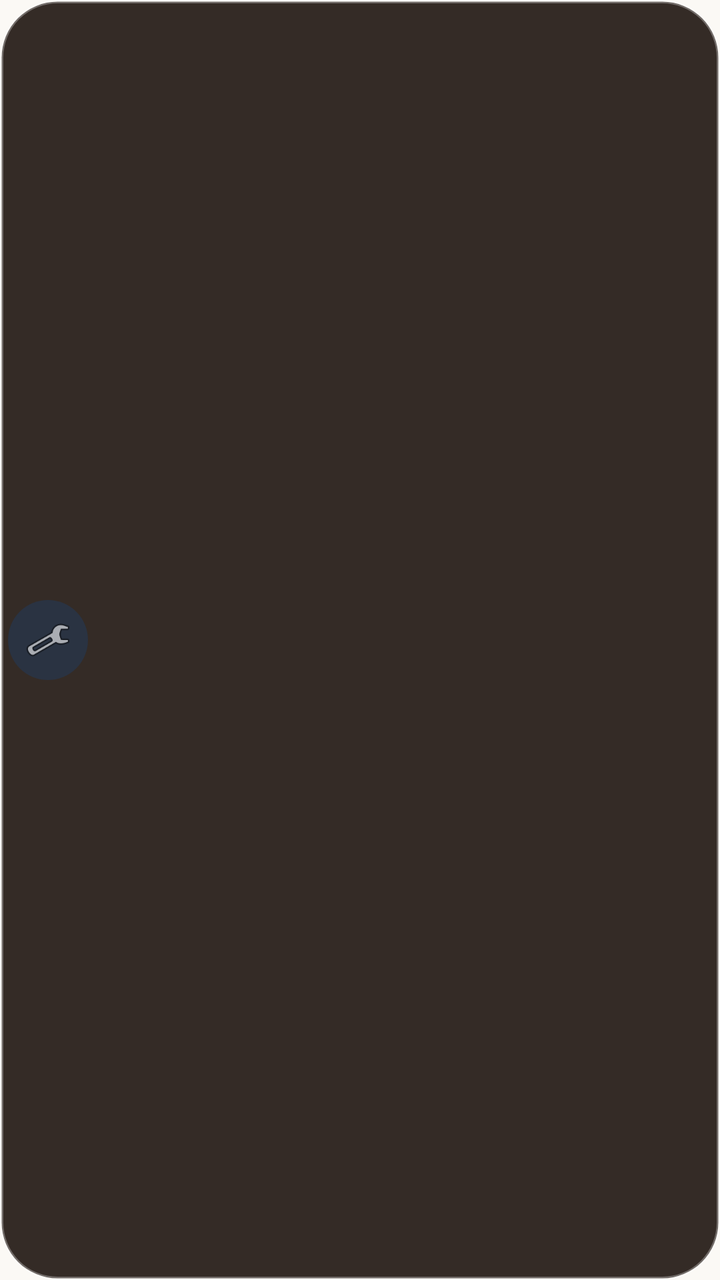
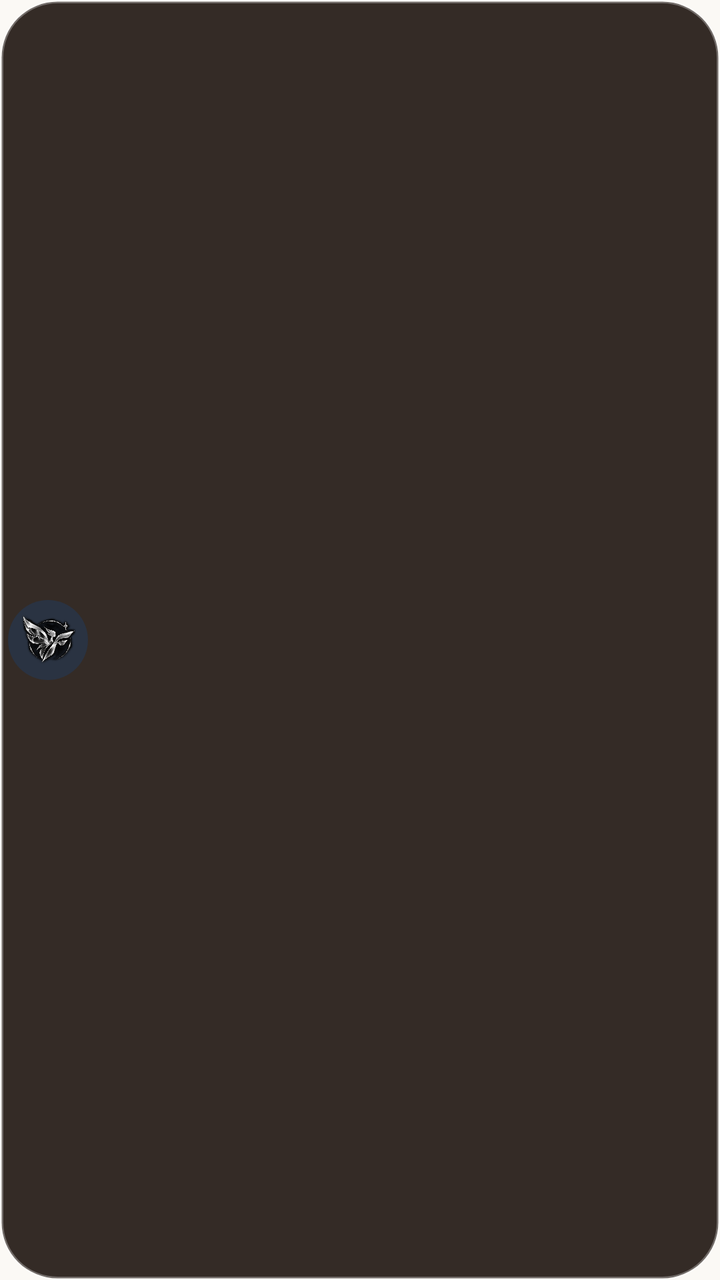

Before-and-after screenshots of an Android layout around one commit, followed by the original layout XML and the change that was made.
<!-- AndroidManifest.xml: application theme Theme.FairyLive -->
<!-- res/layout/view_streamer_floating_hud.xml -->
<?xml version="1.0" encoding="utf-8"?>
<LinearLayout xmlns:android="http://schemas.android.com/apk/res/android"
    android:id="@+id/hudRoot"
    android:layout_width="wrap_content"
    android:layout_height="wrap_content"
    android:background="@drawable/bg_streamer_hud_pill"
    android:elevation="12dp"
    android:gravity="center_vertical"
    android:orientation="horizontal"
    android:padding="4dp">

    
    <ImageButton
        android:id="@+id/hudBtnToggleCollapse"
        android:layout_width="40dp"
        android:layout_height="40dp"
        android:background="@drawable/bg_hud_circle_button"
        android:contentDescription="Toggle Streamer Controls"
        android:padding="8dp"
        android:scaleType="centerInside"
        android:src="@android:drawable/ic_menu_manage" />

    
    <LinearLayout
        android:id="@+id/hudExpandedControls"
        android:layout_width="wrap_content"
        android:layout_height="wrap_content"
        android:gravity="center_vertical"
        android:orientation="horizontal"
        android:paddingStart="8dp"
        android:paddingEnd="4dp"
        android:visibility="gone">

        
        <TextView
            android:id="@+id/hudLiveStatus"
            android:layout_width="wrap_content"
            android:layout_height="wrap_content"
            android:paddingEnd="8dp"
            android:text="● LIVE"
            android:textColor="#E53935"
            android:textSize="12sp"
            android:textStyle="bold" />

        
        <ImageButton
            android:id="@+id/hudBtnChat"
            android:layout_width="38dp"
            android:layout_height="38dp"
            android:layout_marginEnd="6dp"
            android:background="@drawable/bg_hud_circle_button"
            android:contentDescription="YouTube Live Chat"
            android:src="@android:drawable/stat_notify_chat" />

        
        <ImageButton
            android:id="@+id/hudBtnMic"
            android:layout_width="38dp"
            android:layout_height="38dp"
            android:layout_marginEnd="6dp"
            android:background="@drawable/bg_hud_circle_button"
            android:contentDescription="Mute or Unmute Microphone"
            android:src="@android:drawable/ic_btn_speak_now" />

        
        <ImageButton
            android:id="@+id/hudBtnCamera"
            android:layout_width="38dp"
            android:layout_height="38dp"
            android:layout_marginEnd="6dp"
            android:background="@drawable/bg_hud_circle_button"
            android:contentDescription="Toggle Facecam Camera"
            android:src="@android:drawable/ic_menu_camera" />

        
        <ImageButton
            android:id="@+id/hudBtnPause"
            android:layout_width="38dp"
            android:layout_height="38dp"
            android:layout_marginEnd="6dp"
            android:background="@drawable/bg_hud_circle_button"
            android:contentDescription="Pause or Resume Stream"
            android:src="@android:drawable/ic_media_pause" />

        
        <ImageButton
            android:id="@+id/hudBtnMore"
            android:layout_width="38dp"
            android:layout_height="38dp"
            android:background="@drawable/bg_hud_circle_button"
            android:contentDescription="Creator Options"
            android:src="@android:drawable/ic_menu_more" />
    </LinearLayout>

</LinearLayout>
<!-- resources referenced by this layout -->
<resources>
  <!-- drawable bg_hud_circle_button (drawable) -->
  <?xml version="1.0" encoding="utf-8"?>
  <ripple xmlns:android="http://schemas.android.com/apk/res/android"
      android:color="#33FFFFFF">
      <item>
          <shape android:shape="oval">
              <solid android:color="#2A3342" />
              <size android:width="44dp" android:height="44dp" />
          </shape>
      </item>
  </ripple>
  <!-- drawable bg_streamer_hud_pill (drawable) -->
  <?xml version="1.0" encoding="utf-8"?>
  <shape xmlns:android="http://schemas.android.com/apk/res/android"
      android:shape="rectangle">
      <corners android:radius="28dp" />
      <solid android:color="#EB231B15" />
      <stroke
          android:width="1.5dp"
          android:color="#4DFFFFFF" />
      <padding
          android:bottom="6dp"
          android:left="14dp"
          android:right="14dp"
          android:top="6dp" />
  </shape>
  <style name="Theme.FairyLive" parent="Theme.MaterialComponents.Light.NoActionBar">
          <item name="colorPrimary">@color/accent_primary</item>
          <item name="colorPrimaryVariant">@color/accent_primary_variant</item>
          <item name="colorOnPrimary">@color/text_on_dark</item>
  
          <item name="colorSecondary">@color/text_primary</item>
          <item name="colorSecondaryVariant">@color/text_secondary</item>
          <item name="colorOnSecondary">@color/bg_primary</item>
  
          <item name="android:statusBarColor">@color/bg_primary</item>
          <item name="android:windowLightStatusBar" tools:targetApi="m">true</item>
          <item name="android:navigationBarColor">@color/bg_surface</item>
          <item name="android:windowLightNavigationBar" tools:targetApi="o_mr1">true</item>
          <item name="android:windowBackground">@color/bg_primary</item>
  
          <item name="bottomSheetDialogTheme">@style/Theme.FairyLive.BottomSheetDialog</item>
      </style>
  <color name="accent_primary">#7B61FF</color>
  <color name="accent_primary_variant">#6347EB</color>
  <color name="text_on_dark">#FFFFFF</color>
  <color name="text_primary">#231B15</color>
  <color name="text_secondary">#6E6259</color>
  <color name="bg_primary">#FBF9F5</color>
  <color name="bg_surface">#F5EFEB</color>
  <style name="Theme.FairyLive.BottomSheetDialog" parent="ThemeOverlay.MaterialComponents.BottomSheetDialog">
          <item name="android:windowAnimationStyle">@style/DialogAnimation.FairyLive.BottomSheet</item>
          <item name="bottomSheetStyle">@style/FairyBottomSheetStyle</item>
      </style>
  <style name="DialogAnimation.FairyLive.BottomSheet" parent="Animation.Design.BottomSheetDialog">
          <item name="android:windowEnterAnimation">@anim/slide_in_bottom</item>
          <item name="android:windowExitAnimation">@anim/slide_out_bottom</item>
      </style>
  <style name="FairyBottomSheetStyle" parent="Widget.MaterialComponents.BottomSheet.Modal">
          <item name="android:background">@drawable/bg_bottom_sheet</item>
          <item name="behavior_peekHeight">280dp</item>
      </style>
  <!-- drawable bg_bottom_sheet (drawable) -->
  <?xml version="1.0" encoding="utf-8"?>
  <shape xmlns:android="http://schemas.android.com/apk/res/android"
      android:shape="rectangle">
      <solid android:color="@color/bg_surface" />
      <corners
          android:topLeftRadius="@dimen/radius_xl"
          android:topRightRadius="@dimen/radius_xl"
          android:bottomLeftRadius="0dp"
          android:bottomRightRadius="0dp" />
  </shape>
  <dimen name="radius_xl">24dp</dimen>
</resources>

<!-- the commit's change to res/layout/view_streamer_floating_hud.xml (unified diff, before → after) -->
@@ -16,9 +16,9 @@
         android:layout_height="40dp"
         android:background="@drawable/bg_hud_circle_button"
         android:contentDescription="Toggle Streamer Controls"
-        android:padding="8dp"
-        android:scaleType="centerInside"
-        android:src="@android:drawable/ic_menu_manage" />
+        android:padding="6dp"
+        android:scaleType="fitCenter"
+        android:src="@drawable/ic_fairy_logo" />
 
     
     <LinearLayout
<!-- resource entries referenced after the edit -->
@@ -26,6 +26,7 @@
           android:right="14dp"
           android:top="6dp" />
   </shape>
+  <!-- drawable ic_fairy_logo: png bitmap (drawable, 295259 bytes) -->
   <style name="Theme.FairyLive" parent="Theme.MaterialComponents.Light.NoActionBar">
           <item name="colorPrimary">@color/accent_primary</item>
           <item name="colorPrimaryVariant">@color/accent_primary_variant</item>
